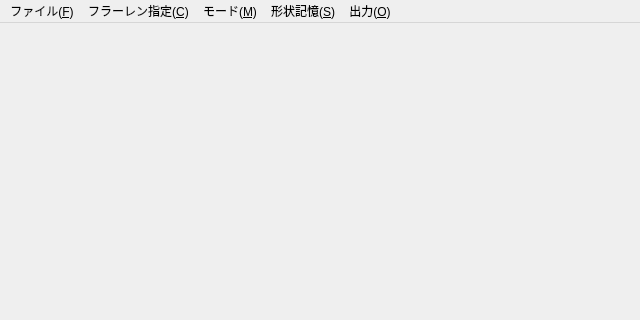
Before: the Qt Designer form src/Qt/MainWindow.ui in DrScKAWAMOTO/FullereneViewer, drawn with Qt 5; both pictures show x 0 to 640 and y 0 to 320 of the 640 by 499 pixel window.
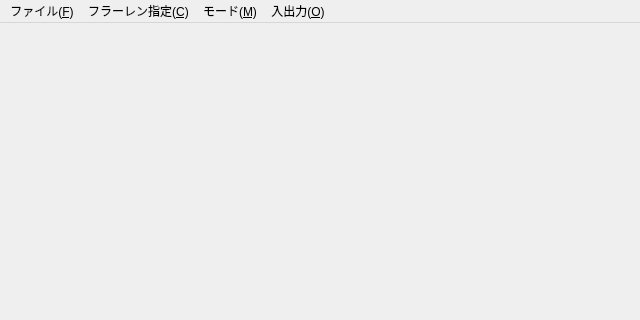
After: the same form once the commit is applied.

Commit message: メニュー整理＆ぐるぐるモード回転速度調整。

What changed in the file:
```diff
--- a/src/Qt/MainWindow.ui
+++ b/src/Qt/MainWindow.ui
@@ -42,24 +42,18 @@
     <addaction name="action_Z"/>
     <addaction name="action_X"/>
    </widget>
-   <widget class="QMenu" name="menu_S">
+   <widget class="QMenu" name="menu_O">
     <property name="title">
-     <string>形状記憶(&amp;S)</string>
+     <string>入出力(&amp;O)</string>
     </property>
     <addaction name="action_M"/>
     <addaction name="action_R"/>
-   </widget>
-   <widget class="QMenu" name="menu_O">
-    <property name="title">
-     <string>出力(&amp;O)</string>
-    </property>
     <addaction name="action_6"/>
     <addaction name="action_S"/>
    </widget>
    <addaction name="menu_F"/>
    <addaction name="menu_C"/>
    <addaction name="menu_M"/>
-   <addaction name="menu_S"/>
    <addaction name="menu_O"/>
   </widget>
   <action name="action_Q">
```
Left out of the diff: 20 changed lines with no effect on the pictures. The commit also changes 1 other file.
